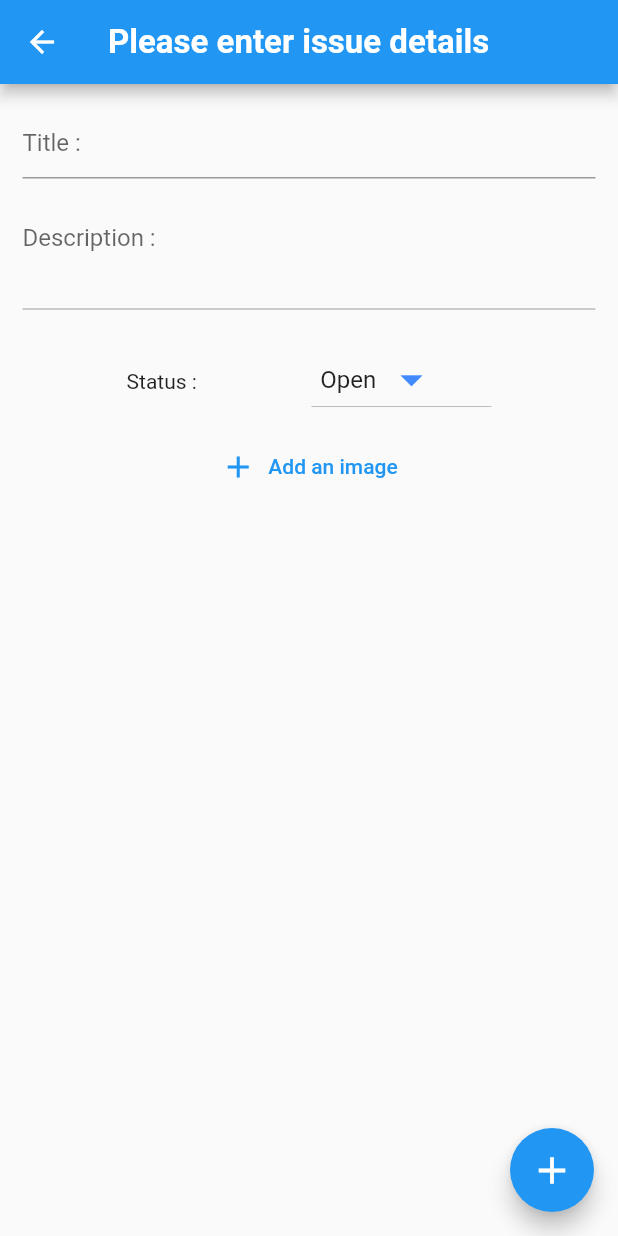
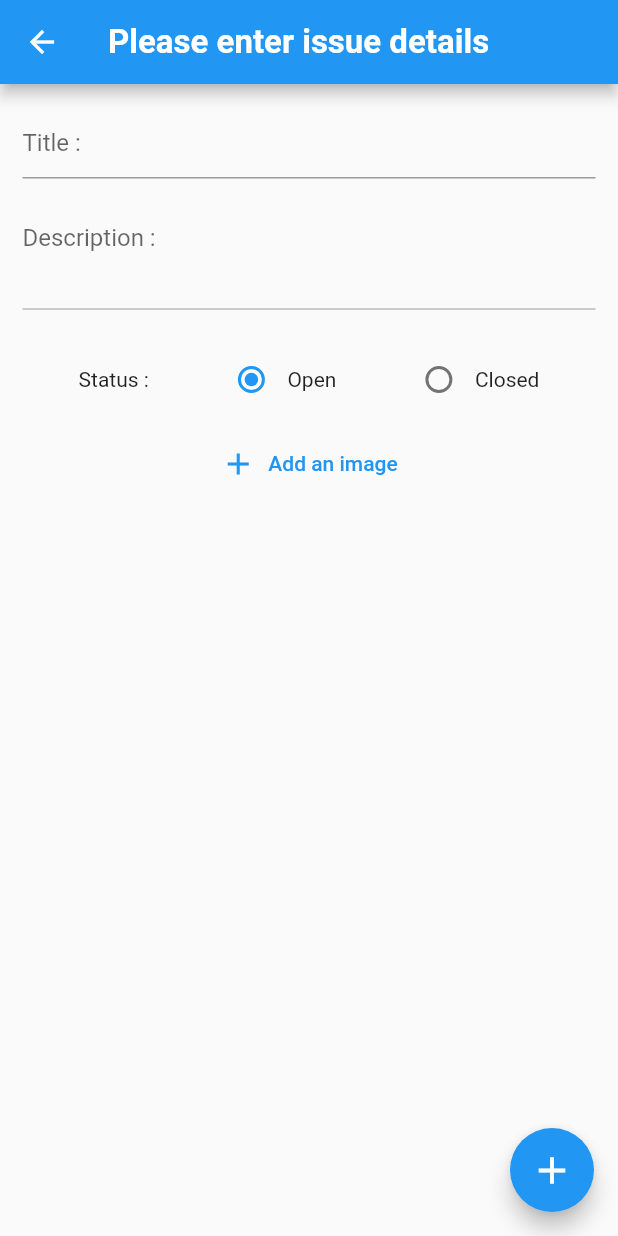
Before and after one commit to abdohelgamal/IssuesReporter, a Flutter app: the AddIssuePage screen opened directly, on a phone screen of 412 x 824 dp. Run offline on Flutter 3.47's test engine with Material 2 defaults, Android fonts, the phone set to English and light mode, and no system bars; our stand-ins replace bloc, date_format, flutter_bloc, flutter_staggered_animations, image_picker, sqflite; accounts and stored records are empty.

Commit message:
UI changes and inprovements

```diff
--- a/lib/Views/add_issue_page.dart
+++ b/lib/Views/add_issue_page.dart
@@ -1,4 +1,5 @@
 import 'dart:io';
+import 'package:facegraph_assessment/Controller/functions.dart';
 import 'package:facegraph_assessment/Models/bloc.dart';
 import 'package:facegraph_assessment/Models/issue_class.dart';
 import 'package:flutter/cupertino.dart';
@@ -25,20 +26,18 @@ class _AddIssuePageState extends State<AddIssuePage> {
     var bloc = BlocProvider.of<BlocForIssues>(context);
     return BlocConsumer<BlocForIssues, List<Issue>>(
         listener: (context, state) {},
-        builder: (context, state) => Scaffold( resizeToAvoidBottomInset: true,
+        builder: (context, state) => Scaffold(
             floatingActionButton: FloatingActionButton(
-              child: const Icon(
-                Icons.add,
-                size: 30,
-              ),
+              child: const Icon(Icons.add, size: 30),
               onPressed: () {
-                if (title != '' && picture != null && description != '') {
+                if (validate(title, picture, description)) {
                   bloc.addNewIssue(Issue(
                       1,
                       title,
                       picture!,
                       description,
-                      formatDate(DateTime.now(), [yyyy, '-', mm, '-', dd]),
+                      formatDate(DateTime.now(),
+                          [yyyy, '-', mm, '-', dd, '  ', hh, ':', nn]),
                       status));
                   Navigator.pop(context);
                 } else {
@@ -67,6 +66,7 @@ class _AddIssuePageState extends State<AddIssuePage> {
               ),
             ),
             body: SafeArea(
+                child: SingleChildScrollView(
               child: Column(
                   crossAxisAlignment: CrossAxisAlignment.center,
                   children: [
@@ -103,34 +103,31 @@ class _AddIssuePageState extends State<AddIssuePage> {
                             mainAxisAlignment: MainAxisAlignment.spaceEvenly,
                             children: [
                               const Text('Status :'),
-                        SizedBox(
-                          height: 50,
-                          width: 120,
-                          child: DropdownButton(
-                            value: status,
-                            alignment: Alignment.center,
-                            iconSize: 35,
-                            iconEnabledColor: Colors.blueAccent,
-                            items: const [
-                              DropdownMenuItem(
-                                child: Text('Closed'),
-                                value: 'Closed',
-                              ),
-                              DropdownMenuItem(
-                                child: Text('Open'),
+                              Row(
+                                children: [
+                                  Radio(
                                       value: 'Open',
-                              )
-                            ],
-                            onChanged: (String? value) {
+                                      groupValue: status,
+                                      onChanged: (String? val) {
                                         setState(() {
-                                status = value!;
+                                          status = val!;
                                         });
-                            },
-                          ),
-                        ),
+                                      }),
+                                  const Text('Open')
                                 ],
                               ),
-                  ),
+                              Row(children: [
+                                Radio(
+                                    value: 'Closed',
+                                    groupValue: status,
+                                    onChanged: (String? val) {
+                                      setState(() {
+                                        status = val!;
+                                      });
+                                    }),
+                                const Text('Closed')
+                              ])
+                            ])),
                     if (picture == null)
                       TextButton.icon(
                           label: const Text('Add an image'),
@@ -168,6 +165,7 @@ class _AddIssuePageState extends State<AddIssuePage> {
                         ],
                         alignment: Alignment.topRight,
                       ),
-                ]))));
+                  ]),
+            ))));
   }
 }
--- a/pubspec.yaml
+++ b/pubspec.yaml
@@ -40,6 +40,7 @@ dependencies:
   bloc: ^8.0.2
   flutter_bloc: ^8.0.1
   date_format: ^2.0.5
+  flutter_staggered_animations: ^1.0.0
 
 
 dev_dependencies:
```
Also changed, not shown: lib/Controller/database.dart (+6 -6 lines), lib/Views/home.dart (+20 -22 lines), lib/Views/issue_card_component.dart (+6 -1 lines), lib/Views/show_issue_and_edit_it.dart (+41 -46 lines), pubspec.lock. Lines whose indentation alone changed are shown as unchanged.
